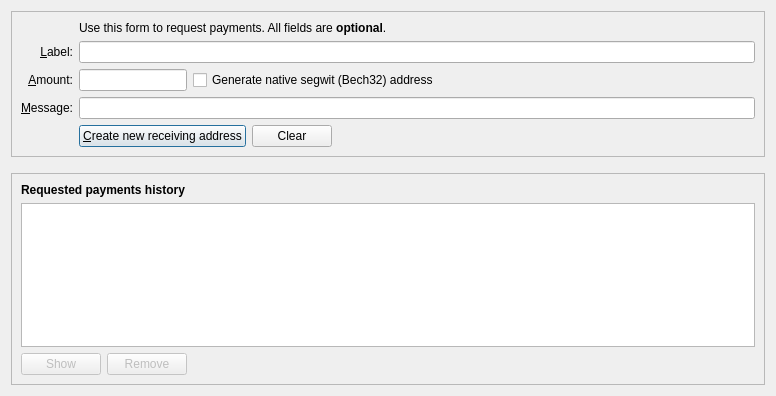
This is src/qt/forms/receivecoinsdialog.ui in Crowndev/crown as Qt 5 draws it before an edit. The edited form follows.
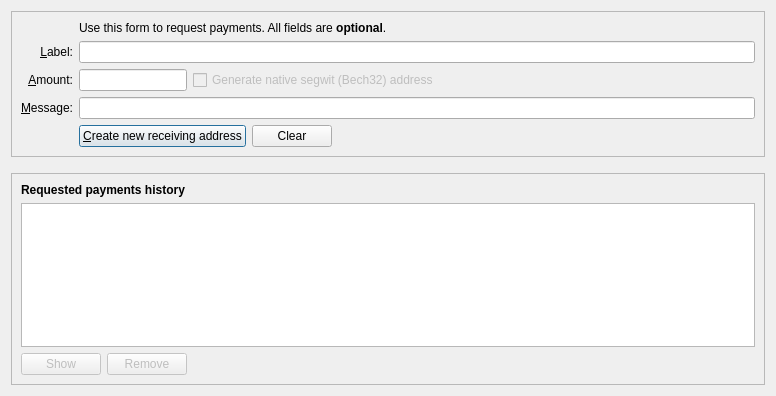
This is the edited form. Icons and pictures are not drawn. Custom widgets are drawn as their Qt base class.

The edit to the form file:
```diff
--- a/src/qt/forms/receivecoinsdialog.ui
+++ b/src/qt/forms/receivecoinsdialog.ui
@@ -196,6 +196,9 @@
           </item>
           <item>
            <widget class="QCheckBox" name="useBech32">
+            <property name="enabled">
+             <bool>false</bool>
+            </property>
             <property name="sizePolicy">
              <sizepolicy hsizetype="Fixed" vsizetype="Fixed">
               <horstretch>0</horstretch>
```
